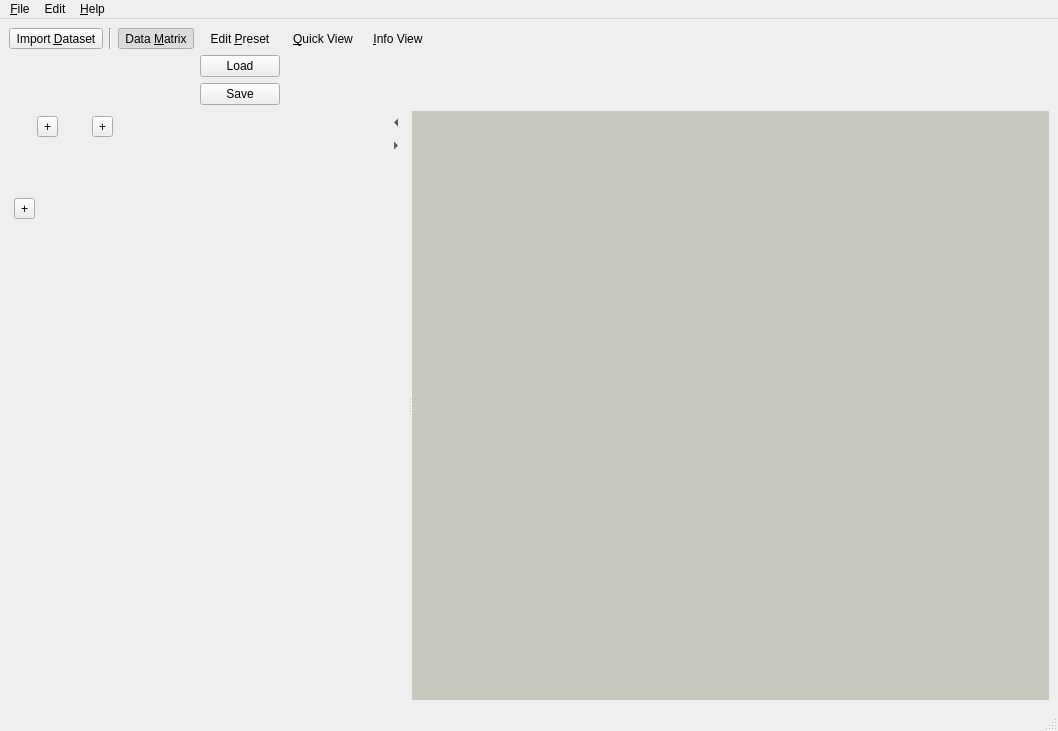
ZELLMECHANIK-DRESDEN/ShapeOut-Qt-studies, file shapeout2/gui/main.ui: the form before one commit.
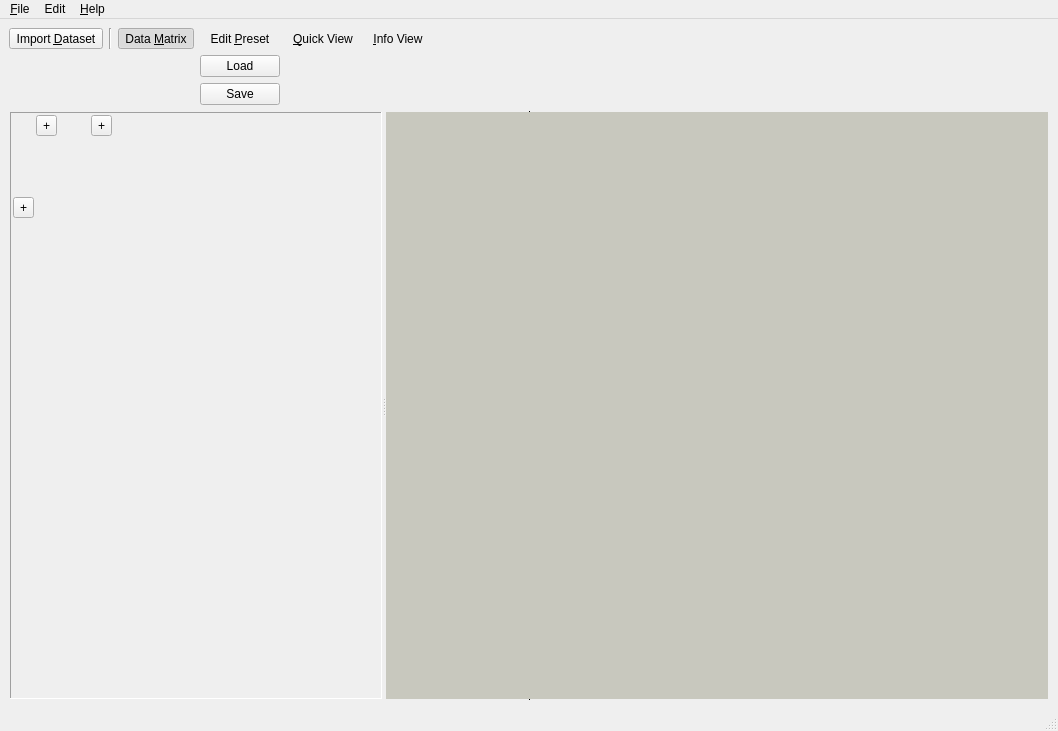
The form after the commit. Custom widgets are drawn as their Qt base class.

Commit message: fix/simplify hiding behavior

Diff of the .ui file:
```diff
--- a/shapeout2/gui/main.ui
+++ b/shapeout2/gui/main.ui
@@ -150,8 +150,8 @@
         <verstretch>0</verstretch>
        </sizepolicy>
       </property>
-      <property name="midLineWidth">
-       <number>2</number>
+      <property name="frameShape">
+       <enum>QFrame::VLine</enum>
       </property>
       <property name="orientation">
        <enum>Qt::Horizontal</enum>
@@ -167,28 +167,20 @@
         <property name="sizeConstraint">
          <enum>QLayout::SetMinimumSize</enum>
         </property>
-        <item>
-         <layout class="QVBoxLayout" name="verticalLayout_3">
-          <property name="spacing">
-           <number>2</number>
-          </property>
-          <property name="sizeConstraint">
-           <enum>QLayout::SetMinimumSize</enum>
-          </property>
           <property name="leftMargin">
-           <number>5</number>
+         <number>0</number>
           </property>
           <property name="topMargin">
-           <number>5</number>
+         <number>0</number>
           </property>
           <property name="rightMargin">
-           <number>5</number>
+         <number>0</number>
           </property>
           <property name="bottomMargin">
-           <number>5</number>
+         <number>0</number>
           </property>
           <item>
-           <widget class="QScrollArea" name="scrollArea_hide">
+         <widget class="QScrollArea" name="scrollArea">
             <property name="sizePolicy">
              <sizepolicy hsizetype="Minimum" vsizetype="Minimum">
               <horstretch>0</horstretch>
@@ -202,13 +194,16 @@
              </size>
             </property>
             <property name="frameShape">
-             <enum>QFrame::NoFrame</enum>
+           <enum>QFrame::Panel</enum>
             </property>
             <property name="frameShadow">
-             <enum>QFrame::Plain</enum>
+           <enum>QFrame::Sunken</enum>
             </property>
             <property name="lineWidth">
-             <number>0</number>
+           <number>1</number>
+          </property>
+          <property name="midLineWidth">
+           <number>2</number>
             </property>
             <property name="horizontalScrollBarPolicy">
              <enum>Qt::ScrollBarAsNeeded</enum>
@@ -227,8 +222,8 @@
               <rect>
                <x>0</x>
                <y>0</y>
-               <width>105</width>
-               <height>563</height>
+             <width>109</width>
+             <height>569</height>
               </rect>
              </property>
              <property name="sizePolicy">
@@ -242,16 +237,16 @@
                <enum>QLayout::SetNoConstraint</enum>
               </property>
               <property name="leftMargin">
-               <number>0</number>
+             <number>2</number>
               </property>
               <property name="topMargin">
-               <number>0</number>
+             <number>2</number>
               </property>
               <property name="rightMargin">
-               <number>0</number>
+             <number>2</number>
               </property>
               <property name="bottomMargin">
-               <number>0</number>
+             <number>2</number>
               </property>
               <property name="spacing">
                <number>2</number>
@@ -330,55 +325,13 @@
            </widget>
           </item>
          </layout>
-        </item>
-        <item>
-         <layout class="QVBoxLayout" name="verticalLayout">
-          <property name="spacing">
+      </widget>
+      <widget class="QWidget" name="horizontalLayoutWidget">
+       <layout class="QHBoxLayout" name="horizontalLayout">
+        <property name="leftMargin">
            <number>0</number>
           </property>
           <item>
-           <widget class="QToolButton" name="toolButton_hide_dm">
-            <property name="text">
-             <string>&lt;</string>
-            </property>
-            <property name="autoRaise">
-             <bool>true</bool>
-            </property>
-            <property name="arrowType">
-             <enum>Qt::LeftArrow</enum>
-            </property>
-           </widget>
-          </item>
-          <item>
-           <widget class="QToolButton" name="toolButton_show_dm">
-            <property name="text">
-             <string>...</string>
-            </property>
-            <property name="autoRaise">
-             <bool>true</bool>
-            </property>
-            <property name="arrowType">
-             <enum>Qt::RightArrow</enum>
-            </property>
-           </widget>
-          </item>
-          <item>
-           <spacer name="verticalSpacer_2">
-            <property name="orientation">
-             <enum>Qt::Vertical</enum>
-            </property>
-            <property name="sizeHint" stdset="0">
-             <size>
-              <width>20</width>
-              <height>40</height>
-             </size>
-            </property>
-           </spacer>
-          </item>
-         </layout>
-        </item>
-       </layout>
-      </widget>
       <widget class="QMdiArea" name="mdiArea">
        <property name="sizePolicy">
         <sizepolicy hsizetype="Expanding" vsizetype="Expanding">
@@ -386,6 +339,12 @@
          <verstretch>0</verstretch>
         </sizepolicy>
        </property>
+          <property name="frameShape">
+           <enum>QFrame::Panel</enum>
+          </property>
+          <property name="frameShadow">
+           <enum>QFrame::Sunken</enum>
+          </property>
        <property name="lineWidth">
         <number>0</number>
        </property>
@@ -408,6 +367,9 @@
         </brush>
        </property>
       </widget>
+        </item>
+       </layout>
+      </widget>
      </widget>
     </item>
    </layout>
```
Left out of the diff: 83 changed lines with no effect on the pictures. Lines whose indentation alone changed are shown as unchanged. The commit also changes 1 other file.
